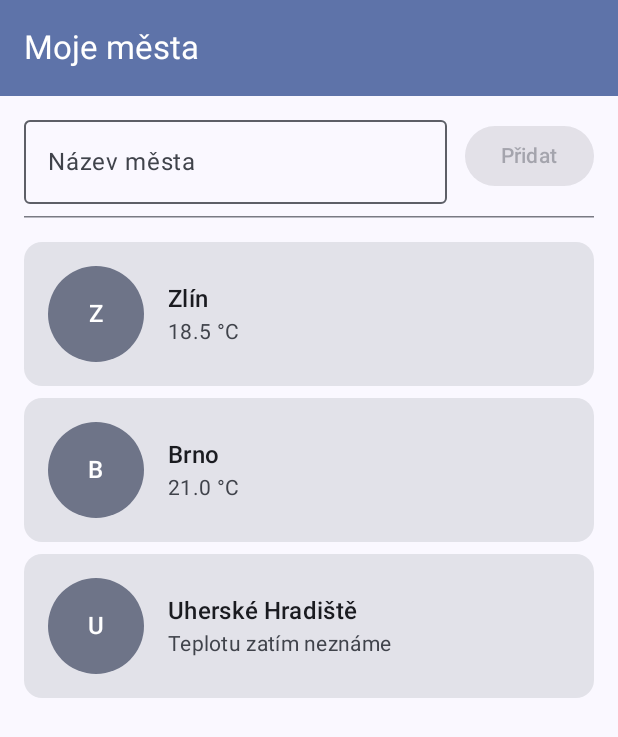
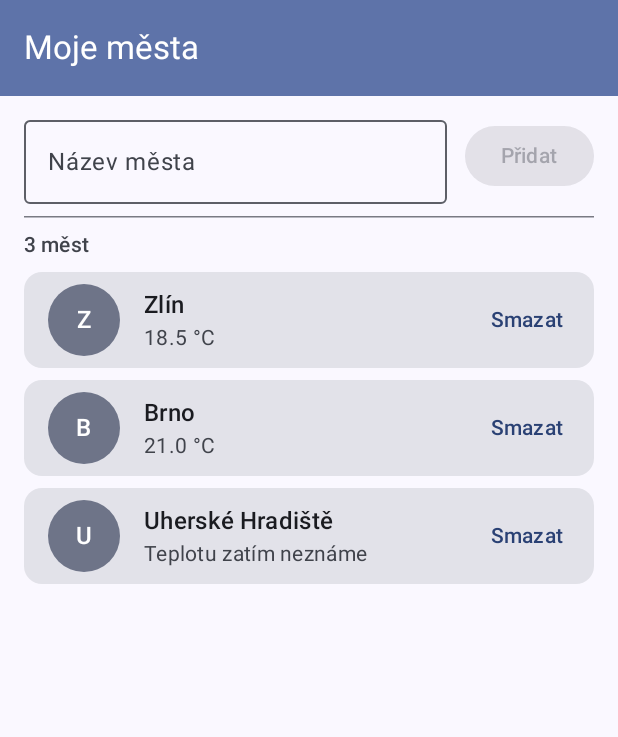
Before and after one commit to Heshtor/meteodenik, an Android app built with Jetpack Compose: the screen it shows after launch (MainActivity), on a phone screen of 412 x 824 dp. Shown: the top 737 px of the screen. Run offline under Robolectric (Android 15) with nearby library versions, the phone set to English and light mode, and no system bars.

Commit message:
Cvičení 7.2: mazání měst, validace duplikátu, počet

```diff
--- a/app/src/main/java/cz/utb/meteodenik/ui/MestaScreen.kt
+++ b/app/src/main/java/cz/utb/meteodenik/ui/MestaScreen.kt
@@ -25,6 +25,7 @@ import androidx.compose.material3.MaterialTheme
 import androidx.compose.material3.OutlinedTextField
 import androidx.compose.material3.Scaffold
 import androidx.compose.material3.Text
+import androidx.compose.material3.TextButton
 import androidx.compose.material3.TopAppBar
 import androidx.compose.material3.TopAppBarDefaults
 import androidx.compose.runtime.Composable
@@ -36,8 +37,10 @@ import androidx.compose.runtime.setValue
 import androidx.compose.ui.Alignment
 import androidx.compose.ui.Modifier
 import androidx.compose.ui.draw.clip
+import androidx.compose.ui.res.pluralStringResource
 import androidx.compose.ui.res.stringResource
 import androidx.compose.ui.semantics.contentDescription
+import androidx.compose.ui.semantics.heading
 import androidx.compose.ui.semantics.semantics
 import androidx.compose.ui.text.style.TextOverflow
 import androidx.compose.ui.tooling.preview.Preview
@@ -46,19 +49,192 @@ import cz.utb.meteodenik.R
 import cz.utb.meteodenik.model.Mesto
 import cz.utb.meteodenik.ui.theme.MeteoDenikTheme
 
+/* ---------- 1. STAVOVÁ funkce: jediné místo v souboru, kde je stav ---------- */
+
+@Composable
+fun MestaObrazovka(modifier: Modifier = Modifier) {
+    var novyNazev by rememberSaveable { mutableStateOf("") }
+    var jeDuplikat by rememberSaveable { mutableStateOf(false) }
+    // List<Mesto> do Bundlu bez vlastního Saveru nejde — přiznaný kompromis,
+    // který v lekci 08 vyřeší ViewModel.
+    var mesta by remember { mutableStateOf(ukazkovaMesta) }
+
+    MestaObsah(
+        mesta = mesta,
+        novyNazev = novyNazev,
+        jeDuplikat = jeDuplikat,
+        onNovyNazevChange = { novaHodnota ->
+            novyNazev = novaHodnota
+            jeDuplikat = false            // chybu ruší už samo psaní
+        },
+        onPridatMesto = {
+            val nazev = novyNazev.trim()
+            val jeJiVSeznamu = mesta.any { it.nazev.equals(nazev, ignoreCase = true) }
+            when {
+                nazev.isEmpty() -> Unit                       // tlačítko je v tomto stavu vyšedlé
+                jeJiVSeznamu -> jeDuplikat = true
+                else -> {
+                    mesta = mesta + Mesto(
+                        id = (mesta.maxOfOrNull { it.id } ?: 0) + 1,
+                        nazev = nazev,
+                        teplotaC = null
+                    )
+                    novyNazev = ""
+                }
+            }
+        },
+        onSmazatMesto = { id -> mesta = mesta.filterNot { it.id == id } },
+        modifier = modifier
+    )
+}
+
+/* ---------- 2. BEZSTAVOVÁ obrazovka: jde do @Preview i do testu ---------- */
+
+@OptIn(ExperimentalMaterial3Api::class)   // TopAppBar je v Material 3 experimentální
+@Composable
+fun MestaObsah(
+    mesta: List<Mesto>,
+    novyNazev: String,
+    jeDuplikat: Boolean,
+    onNovyNazevChange: (String) -> Unit,
+    onPridatMesto: () -> Unit,
+    onSmazatMesto: (Int) -> Unit,
+    modifier: Modifier = Modifier
+) {
+    Scaffold(
+        modifier = modifier.fillMaxSize(),
+        topBar = {
+            TopAppBar(
+                title = { Text(text = stringResource(R.string.mesta_titulek)) },
+                colors = TopAppBarDefaults.topAppBarColors(
+                    containerColor = MaterialTheme.colorScheme.primaryContainer,
+                    titleContentColor = MaterialTheme.colorScheme.onPrimaryContainer
+                )
+            )
+        }
+    ) { innerPadding ->
+        Column(
+            modifier = Modifier
+                .padding(innerPadding)
+                .padding(horizontal = 16.dp)
+        ) {
+            Spacer(modifier = Modifier.height(8.dp))
+
+            PridatMestoRadek(
+                nazev = novyNazev,
+                jeChyba = jeDuplikat,
+                onNazevChange = onNovyNazevChange,
+                onPridat = onPridatMesto
+            )
+
+            HorizontalDivider(modifier = Modifier.padding(vertical = 8.dp))
+
+            Text(
+                text = pluralStringResource(R.plurals.mesta_pocet, mesta.size, mesta.size),
+                style = MaterialTheme.typography.labelLarge,
+                color = MaterialTheme.colorScheme.onSurfaceVariant,
+                modifier = Modifier.semantics { heading() }
+            )
+
+            MestaSeznam(mesta = mesta, onSmazatMesto = onSmazatMesto)
+        }
+    }
+}
+
+/* ---------- 3. Řádek pro přidání ---------- */
+
+@Composable
+fun PridatMestoRadek(
+    nazev: String,
+    jeChyba: Boolean,
+    onNazevChange: (String) -> Unit,
+    onPridat: () -> Unit,
+    modifier: Modifier = Modifier
+) {
+    Row(
+        // Alignment.Top, ne CenterVertically: při zapnuté chybě pole vyroste
+        // o podpůrný text a tlačítko by se jinak posunulo dolů.
+        modifier = modifier.fillMaxWidth(),
+        verticalAlignment = Alignment.Top
+    ) {
+        OutlinedTextField(
+            value = nazev,
+            onValueChange = onNazevChange,
+            label = { Text(stringResource(R.string.mesto_pole_label)) },
+            singleLine = true,
+            isError = jeChyba,
+            supportingText = if (jeChyba) {
+                { Text(stringResource(R.string.mesto_duplikat)) }
+            } else {
+                null
+            },
+            modifier = Modifier.weight(1f)
+        )
+        Spacer(modifier = Modifier.width(12.dp))
+        Button(
+            onClick = onPridat,
+            enabled = nazev.isNotBlank(),
+            modifier = Modifier.padding(top = 8.dp)
+        ) {
+            Text(text = stringResource(R.string.mesto_pridat))
+        }
+    }
+}
+
+/* ---------- 4. Seznam ---------- */
+
+@Composable
+fun MestaSeznam(
+    mesta: List<Mesto>,
+    onSmazatMesto: (Int) -> Unit,
+    modifier: Modifier = Modifier
+) {
+    if (mesta.isEmpty()) {
+        Text(
+            text = stringResource(R.string.mesta_prazdno),
+            style = MaterialTheme.typography.bodyMedium,
+            color = MaterialTheme.colorScheme.onSurfaceVariant,
+            modifier = modifier.padding(vertical = 32.dp)
+        )
+    } else {
+        LazyColumn(
+            modifier = modifier.fillMaxSize(),
+            contentPadding = PaddingValues(vertical = 8.dp),
+            verticalArrangement = Arrangement.spacedBy(8.dp)
+        ) {
+            items(
+                items = mesta,
+                key = { mesto -> mesto.id }        // stabilní identita, ne pozice
+            ) { mesto ->
+                MestoKarta(
+                    mesto = mesto,
+                    onSmazat = { onSmazatMesto(mesto.id) }
+                )
+            }
+        }
+    }
+}
+
+/* ---------- 5. Karta ---------- */
+
 @Composable
 fun MestoKarta(
     mesto: Mesto,
+    onSmazat: () -> Unit,
     modifier: Modifier = Modifier
 ) {
+    // stringResource() je @Composable — uvnitr Modifier.semantics { } ji zavolat nelze,
+    // proto se text nacte tady a do lambdy jde uz jen hotova hodnota.
+    val smazatPopis = stringResource(R.string.mesto_smazat_popis, mesto.nazev)
+
     Card(modifier = modifier.fillMaxWidth()) {
         Row(
-            modifier = Modifier.padding(16.dp),
+            modifier = Modifier.padding(start = 16.dp, top = 8.dp, end = 8.dp, bottom = 8.dp),
             verticalAlignment = Alignment.CenterVertically
         ) {
             Box(
                 modifier = Modifier
-                    .size(64.dp)
+                    .size(48.dp)
                     .clip(CircleShape)
                     .background(MaterialTheme.colorScheme.secondaryContainer)
                     .semantics { contentDescription = mesto.nazev },
@@ -90,9 +266,21 @@ fun MestoKarta(
                     color = MaterialTheme.colorScheme.onSurfaceVariant
                 )
             }
+
+            // TextButton má cíl dotyku 48 dp; Text s clickable by ho neměl.
+            TextButton(
+                onClick = onSmazat,
+                modifier = Modifier.semantics {
+                    contentDescription = smazatPopis
+                }
+            ) {
+                Text(text = stringResource(R.string.mesto_smazat))
+            }
         }
     }
 }
+
+/* ---------- 6. Ukázková data a náhledy ---------- */
 
 internal val ukazkovaMesta = listOf(
     Mesto(id = 1, nazev = "Zlín", teplotaC = 18.5),
@@ -105,36 +293,23 @@ internal val ukazkovaMesta = listOf(
 @Composable
 private fun MestoKartaPreview() {
     MeteoDenikTheme {
-        MestoKarta(mesto = ukazkovaMesta.first(), modifier = Modifier.padding(16.dp))
+        MestoKarta(mesto = ukazkovaMesta.first(), {}, modifier = Modifier.padding(16.dp))
     }
 }
 
+@Preview(showBackground = true)
+@Composable
+private fun MestaSeznamPreview1() {
+    MeteoDenikTheme {
+        MestaSeznam(ukazkovaMesta, {})
+    }
+}
 
+@Preview(showBackground = true)
 @Composable
-fun PridatMestoRadek(
-    nazev: String,
-    onNazevChange: (String) -> Unit,
-    onPridat: () -> Unit,
-    modifier: Modifier = Modifier
-) {
-    Row(
-        modifier = modifier.fillMaxWidth(),
-        verticalAlignment = Alignment.CenterVertically
-    ) {
-        OutlinedTextField(
-            value = nazev,
-            onValueChange = onNazevChange,
-            label = { Text(stringResource(R.string.mesto_pole_label)) },
-            singleLine = true,
-            modifier = Modifier.weight(1f)
-        )
-        Spacer(modifier = Modifier.width(12.dp))
-        Button(
-            onClick = onPridat,
-            enabled = nazev.isNotBlank()
-        ) {
-            Text(text = stringResource(R.string.mesto_pridat))
-        }
+private fun MestaSeznamPreview2() {
+    MeteoDenikTheme {
+        MestaSeznam(emptyList(), {})
     }
 }
 
@@ -143,137 +318,25 @@ fun PridatMestoRadek(
 private fun PridatMestoRadekPreview() {
     MeteoDenikTheme {
         Column(modifier = Modifier.padding(16.dp)) {
-            PridatMestoRadek(nazev = "", onNazevChange = {}, onPridat = {})
+            PridatMestoRadek(nazev = "", jeChyba = true, onNazevChange = {}, onPridat = {})
             Spacer(modifier = Modifier.height(16.dp))
-            PridatMestoRadek(nazev = "Zlín", onNazevChange = {}, onPridat = {})
+            PridatMestoRadek(nazev = "Zlín", jeChyba = false, onNazevChange = {}, onPridat = {})
         }
     }
 }
 
-
-@Composable
-fun MestaSeznam(
-    mesta: List<Mesto>,
-    modifier: Modifier = Modifier
-) {
-    if (mesta.isEmpty()) {
-        Text(
-            text = stringResource(R.string.mesta_prazdno),
-            style = MaterialTheme.typography.bodyMedium,
-            color = MaterialTheme.colorScheme.onSurfaceVariant,
-            modifier = modifier.padding(vertical = 32.dp)
-        )
-    } else {
-        LazyColumn(
-            modifier = modifier.fillMaxSize(),
-            contentPadding = PaddingValues(vertical = 8.dp),
-            verticalArrangement = Arrangement.spacedBy(8.dp)
-        ) {
-            items(
-                items = mesta,
-                key = { mesto -> mesto.id }
-            ) { mesto ->
-                MestoKarta(mesto = mesto)
-            }
-        }
-    }
-}
-
-@Preview(showBackground = true)
-@Composable
-private fun MestaSeznamPreview1() {
-    MeteoDenikTheme {
-        MestaSeznam(ukazkovaMesta)
-    }
-}
-
-@Preview(showBackground = true)
-@Composable
-private fun MestaSeznamPreview2() {
-    MeteoDenikTheme {
-        MestaSeznam(emptyList())
-    }
-}
-
-
-@OptIn(ExperimentalMaterial3Api::class)   // TopAppBar je v Material 3 stále experimentální
-@Composable
-fun MestaObsah(
-    mesta: List<Mesto>,
-    novyNazev: String,
-    onNovyNazevChange: (String) -> Unit,
-    onPridatMesto: () -> Unit,
-    modifier: Modifier = Modifier
-) {
-    Scaffold(
-        modifier = modifier.fillMaxSize(),
-        topBar = {
-            TopAppBar(
-                title = { Text(text = stringResource(R.string.mesta_titulek)) },
-                colors = TopAppBarDefaults.topAppBarColors(
-                    containerColor = MaterialTheme.colorScheme.primaryContainer,
-                    titleContentColor = MaterialTheme.colorScheme.onPrimaryContainer
-                )
-            )
-        }
-    ) { innerPadding ->
-        Column(
-            modifier = Modifier
-                .padding(innerPadding)
-                .padding(horizontal = 16.dp)
-        ) {
-            Spacer(modifier = Modifier.height(8.dp))
-            PridatMestoRadek(
-                nazev = novyNazev,
-                onNazevChange = onNovyNazevChange,
-                onPridat = onPridatMesto
-            )
-            HorizontalDivider(modifier = Modifier.padding(vertical = 8.dp))
-            MestaSeznam(mesta = mesta)
-        }
-    }
-}
-
-@Composable
-fun MestaObrazovka(modifier: Modifier = Modifier) {
-    // Jediné místo v celé obrazovce, kde bydlí stav.
-    // V lekci 08 se tyto řádky přesunou do ViewModelu; komponenty se nezmění.
-    var novyNazev by rememberSaveable { mutableStateOf("") }
-    var mesta by remember { mutableStateOf(ukazkovaMesta) }
-
-    MestaObsah(
-        mesta = mesta,
-        novyNazev = novyNazev,
-        onNovyNazevChange = { novyNazev = it },
-        onPridatMesto = {
-            val nazev = novyNazev.trim()
-            if (nazev.isNotEmpty()) {
-                mesta = mesta + Mesto(
-                    id = (mesta.maxOfOrNull { it.id } ?: 0) + 1,
-                    nazev = nazev,
-                    teplotaC = null
-                )
-                novyNazev = ""
-            }
-        },
-        modifier = modifier
-    )
-}
-
 @Preview(name = "Obrazovka — světlá", showBackground = true)
-@Preview(
-    name = "Obrazovka — tmavá",
-    showBackground = true,
-    uiMode = Configuration.UI_MODE_NIGHT_YES
-)
+@Preview(name = "Obrazovka — tmavá", showBackground = true, uiMode = Configuration.UI_MODE_NIGHT_YES)
 @Composable
 private fun MestaObsahPreview() {
     MeteoDenikTheme {
         MestaObsah(
             mesta = ukazkovaMesta,
             novyNazev = "Otrokovice",
+            jeDuplikat = false,
             onNovyNazevChange = {},
-            onPridatMesto = {}
+            onPridatMesto = {},
+            onSmazatMesto = {}
         )
     }
 }
@@ -285,8 +348,25 @@ private fun MestaObsahPrazdnaPreview() {
         MestaObsah(
             mesta = emptyList(),
             novyNazev = "",
+            jeDuplikat = false,
             onNovyNazevChange = {},
-            onPridatMesto = {}
+            onPridatMesto = {},
+            onSmazatMesto = {}
         )
     }
 }
+
+@Preview(name = "Obrazovka — duplikát", showBackground = true)
+@Composable
+private fun MestaObsahChybaPreview() {
+    MeteoDenikTheme {
+        MestaObsah(
+            mesta = ukazkovaMesta,
+            novyNazev = "zlín",
+            jeDuplikat = true,
+            onNovyNazevChange = {},
+            onPridatMesto = {},
+            onSmazatMesto = {}
+        )
+    }
+}
--- a/app/src/main/res/values/strings.xml
+++ b/app/src/main/res/values/strings.xml
@@ -41,4 +41,15 @@
     <string name="vizitka_ukazka_jmeno">Martin Hruboš</string>
     <string name="vizitka_ukazka_obor">Softwarové inženýrství, 1. ročník navazujícího studia</string>
     <string name="vizitka_ukazka_email">m_hrubos@utb.cz</string>
+
+    <string name="mesto_duplikat">Toto město už v seznamu je</string>
+    <string name="mesto_smazat_popis">Odebrat město %1$s ze seznamu</string>
+    <string name="mesto_smazat">Smazat</string>
+
+    <plurals name="mesta_pocet">
+        <item quantity="one">%1$d město</item>
+        <item quantity="few">%1$d města</item>
+        <item quantity="many">%1$d města</item>
+        <item quantity="other">%1$d měst</item>
+    </plurals>
 </resources>
```
Also changed, not shown: 1 other file.
